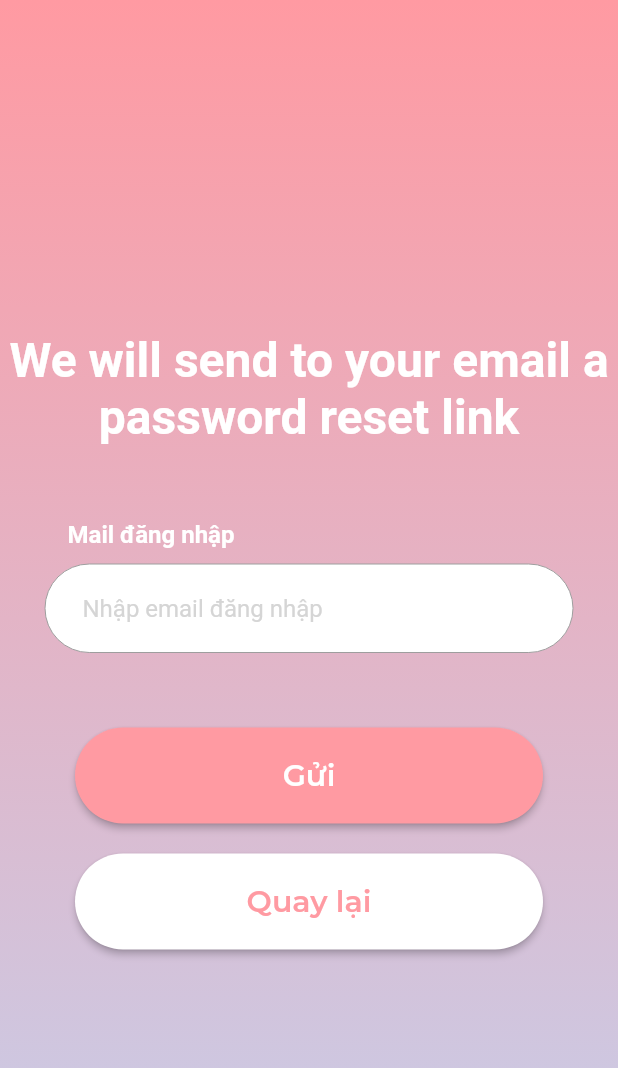
After one commit to tranvuongduy2003/youit, a Flutter app: the ForgotPasswordPage screen opened by its route, on a phone screen of 412 x 824 dp. The commit adds this screen. Shown: the top 1068 px of the screen. Run offline on Flutter 3.47's test engine with Material 2 defaults, Android fonts, the phone set to English and light mode, and no system bars; our stand-ins replace cloud_firestore, firebase_auth, firebase_core, flutter_slider_drawer, shared_preferences; accounts and stored records are empty; network calls fail; Roboto replaces fonts that are missing (Montserrat-SemiBold).

Commit message:
forgot password and change password

```diff
--- a/lib/config/route/router.dart
+++ b/lib/config/route/router.dart
@@ -1,6 +1,8 @@
 import 'package:flutter/material.dart';
 import 'package:you_it/screens/auth/fill_info_page.dart';
+import 'package:you_it/screens/auth/forgot_password_page.dart';
 import 'package:you_it/screens/bottom_bar/bottom_nav_bar_page.dart';
+import 'package:you_it/screens/general/chang_password.dart';
 import 'package:you_it/screens/general/genaral_page.dart';
 import 'package:you_it/screens/group/activity_page.dart';
 import 'package:you_it/screens/auth/welcome_page.dart';
@@ -111,6 +113,14 @@ class Router {
         {
           return MaterialPageRoute(builder: (_) => const FillInfoPage());
         }
+      case Routes.forgotPasswordPage:
+        {
+          return MaterialPageRoute(builder: (_) => const ForgotPasswordPage());
+        }
+      case Routes.changePasswordPage:
+        {
+          return MaterialPageRoute(builder: (_) => const ChangePasswordPage());
+        }
       default:
         {
           return MaterialPageRoute(
--- a/lib/config/route/routes.dart
+++ b/lib/config/route/routes.dart
@@ -6,6 +6,8 @@ class Routes {
   static const String welcomePage = 'WelcomePage';
   static const String logInPage = 'LogInPage';
   static const String signUpPage = 'SignUpPage';
+  static const String fillInfoPage = 'FillInfoPage';
+  static const String forgotPasswordPage = 'ForgotPasswordPage';
 
   static const String profilePage = 'ProfilePage';
   static const String editProfilePage = 'EditProfilePage';
@@ -26,6 +28,6 @@ class Routes {
   static const String bottomNavBarWithGroupListPage =
       'BottomNavBarWithGroupListPage';
 
-  static const String fillInfoPage = 'FillInfoPage';
   static const String generalPage = 'GeneralPage';
+  static const String changePasswordPage = 'ChangePasswordPage';
 }
--- /dev/null
+++ b/lib/screens/auth/forgot_password_page.dart
@@ -0,0 +1,141 @@
+import 'package:firebase_auth/firebase_auth.dart';
+import 'package:firebase_core/firebase_core.dart';
+import 'package:flutter/material.dart';
+import 'package:flutter/src/widgets/framework.dart';
+import 'package:flutter/src/widgets/placeholder.dart';
+
+import '../../config/route/routes.dart';
+import '../../config/themes/app_colors.dart';
+import '../../widgets/stateful/input_password.dart';
+import '../../widgets/stateless/input.dart';
+import '../../widgets/stateless/sign_button.dart';
+
+class ForgotPasswordPage extends StatefulWidget {
+  const ForgotPasswordPage({super.key});
+
+  @override
+  State<ForgotPasswordPage> createState() => _ForgotPasswordPageState();
+}
+
+class _ForgotPasswordPageState extends State<ForgotPasswordPage> {
+  final _formField = GlobalKey<FormState>();
+  String _email = '';
+
+  Future passwordReset(context) async {
+    try {
+      await FirebaseAuth.instance.sendPasswordResetEmail(email: _email.trim());
+      ScaffoldMessenger.of(context).showSnackBar(SnackBar(
+        content: Text('Link has been sent to your e-mail'),
+        backgroundColor: Colors.green,
+      ));
+    } on FirebaseAuthException catch (e) {
+      print(e);
+      showDialog(
+          context: context,
+          builder: (context) {
+            return AlertDialog(
+              content: Text(e.message.toString()),
+              actions: [
+                TextButton(
+                  child: const Text('Hủy'),
+                  onPressed: () {
+                    Navigator.of(context).pop();
+                  },
+                ),
+              ],
+            );
+          });
+    }
+  }
+
+  @override
+  Widget build(BuildContext context) {
+    return Scaffold(
+      body: Stack(
+        children: <Widget>[
+          Container(
+            decoration: BoxDecoration(
+              gradient: LinearGradient(
+                begin: Alignment.topCenter,
+                end: Alignment.bottomCenter,
+                colors: [
+                  AppColors.primaryColor,
+                  AppColors.secondaryColor,
+                ],
+              ),
+            ),
+          ),
+          Center(
+            child: SingleChildScrollView(
+              child: Column(
+                ///  mainAxisAlignment: MainAxisAlignment.spaceBetween,
+                children: <Widget>[
+                  Container(
+                    margin: EdgeInsets.only(top: 80, bottom: 50),
+                    child: Text(
+                      'We will send to your email a password reset link',
+                      textAlign: TextAlign.center,
+                      style: TextStyle(
+                        fontSize: 32,
+                        fontWeight: FontWeight.w600,
+                        fontFamily: 'Montserrat-SemiBold',
+                        color: Colors.white,
+                        decoration: TextDecoration.none,
+                      ),
+                    ),
+                  ),
+                  Form(
+                    key: _formField,
+                    child: Padding(
+                      padding: const EdgeInsets.symmetric(horizontal: 30),
+                      child: Input(
+                        exception: r'\S+@\S+\.\S+',
+                        label: 'Mail đăng nhập',
+                        hintText: 'Nhập email đăng nhập',
+                        textColor: AppColors.fade,
+                        textfieldColor: AppColors.white,
+                        handleChange: (value) => setState(() {
+                          _email = value;
+                        }),
+                      ),
+                    ),
+                  ),
+                  Container(
+                    width: double.infinity,
+                    padding: EdgeInsets.symmetric(horizontal: 50, vertical: 50),
+                    child: Column(
+                      mainAxisAlignment: MainAxisAlignment.spaceBetween,
+                      children: <Widget>[
+                        SignButton(
+                          buttonText: 'Gửi',
+                          textColor: AppColors.white,
+                          backgroundColor: AppColors.primaryColor,
+                          handleOnPress: () {
+                            if (_formField.currentState!.validate()) {
+                              passwordReset(context);
+                            }
+                          },
+                        ),
+                        SizedBox(
+                          height: 20,
+                        ),
+                        SignButton(
+                          buttonText: 'Quay lại',
+                          textColor: AppColors.primaryColor,
+                          backgroundColor: AppColors.white,
+                          handleOnPress: () {
+                            Navigator.of(context).pop();
+                          },
+                        ),
+                      ],
+                    ),
+                  ),
+                ],
+              ),
+            ),
+          )
+        ],
+      ),
+    );
+  }
+}
--- a/lib/screens/bottom_bar/bottom_nav_bar_page.dart
+++ b/lib/screens/bottom_bar/bottom_nav_bar_page.dart
@@ -1,6 +1,7 @@
 import 'package:cloud_firestore/cloud_firestore.dart';
 import 'package:flutter/material.dart';
 import 'package:flutter_slider_drawer/flutter_slider_drawer.dart';
+import 'package:you_it/screens/general/genaral_page.dart';
 import 'package:you_it/screens/group/group_page.dart';
 
 import '../../config/themes/app_colors.dart';
@@ -52,9 +53,7 @@ class _BottomNavBarPageState extends State<BottomNavBarPage> {
       MessagePage(),
       widget.currentWidget,
       ProfilePage(),
-      Center(
-        child: Text('Day la man hinh Setting'),
-      ),
+      GeneralPage(),
     ];
 
     return Scaffold(
--- a/lib/screens/bottom_bar/bottom_nav_bar_with_group_list_page.dart
+++ b/lib/screens/bottom_bar/bottom_nav_bar_with_group_list_page.dart
@@ -1,4 +1,5 @@
 import 'package:flutter/material.dart';
+import 'package:you_it/screens/general/genaral_page.dart';
 import 'package:you_it/screens/group/group_page.dart';
 
 import '../../config/themes/app_colors.dart';
@@ -22,9 +23,7 @@ class _BottomNavBarWithGroupListPageState
     MessagePage(),
     GroupPage(),
     ProfilePage(),
-    Center(
-      child: Text('Day la man hinh Setting'),
-    ),
+    GeneralPage(),
   ];
   @override
   Widget build(BuildContext context) {
```
Also changed, not shown: lib/screens/auth/login_page.dart (+25 -2 lines), lib/screens/general/chang_password.dart (added, +138 -0 lines), lib/screens/general/genaral_page.dart (+15 -0 lines), lib/screens/group/group_information.dart (+11 -4 lines), lib/widgets/stateful/input_password.dart (+5 -4 lines).
